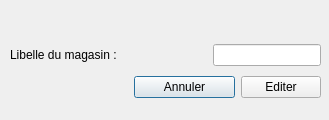
The window that magasin.ui (pfrederic/ListeDeCoursesBO) describes before a commit, drawn with Qt 5.
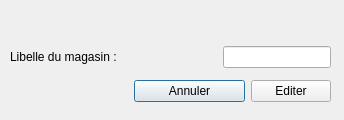
The same window after the commit. Icons and pictures are not drawn.

```diff
--- a/magasin.ui
+++ b/magasin.ui
@@ -6,20 +6,20 @@
    <rect>
     <x>0</x>
     <y>0</y>
-    <width>329</width>
+    <width>344</width>
     <height>120</height>
    </rect>
   </property>
   <property name="windowTitle">
    <string>Dialog</string>
   </property>
-  <widget class="QWidget" name="">
+  <widget class="QWidget" name="layoutWidget">
    <property name="geometry">
     <rect>
      <x>10</x>
      <y>40</y>
-     <width>311</width>
-     <height>62</height>
+     <width>321</width>
+     <height>69</height>
     </rect>
    </property>
    <layout class="QGridLayout" name="gridLayout">
```
Left out of the diff: 12 changed lines with no effect on the pictures.
